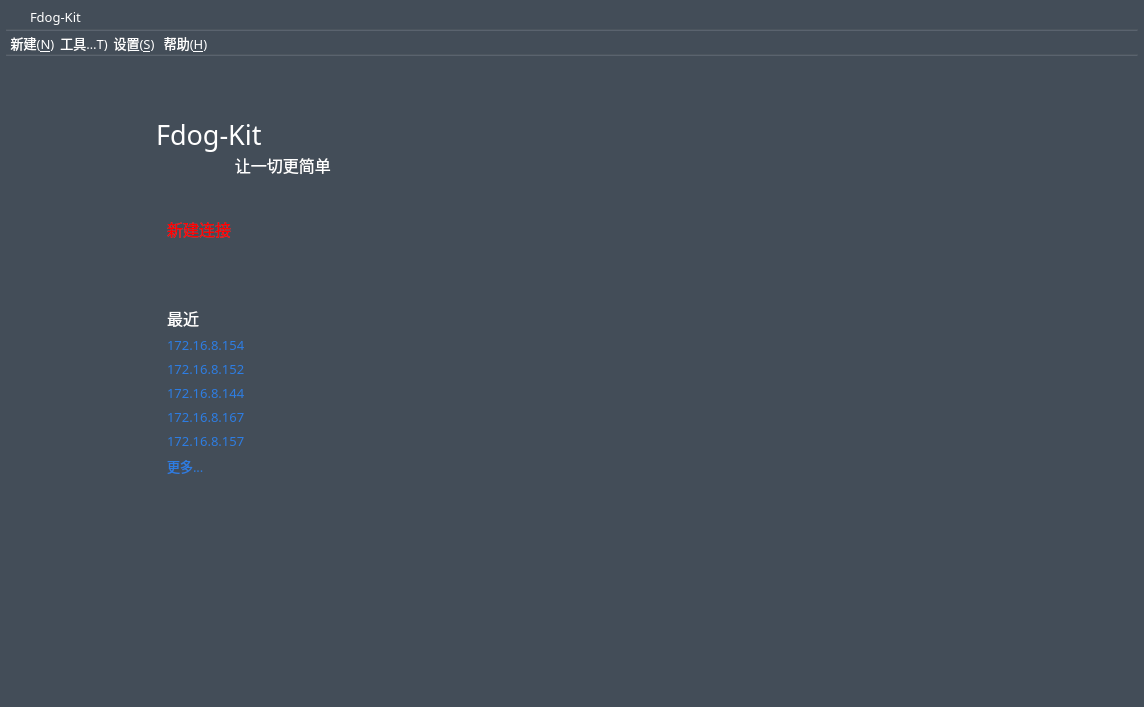
Above: mainwindow.ui from HuaGouFdog/Fdog-Kit before the change. Below: the same form after it.
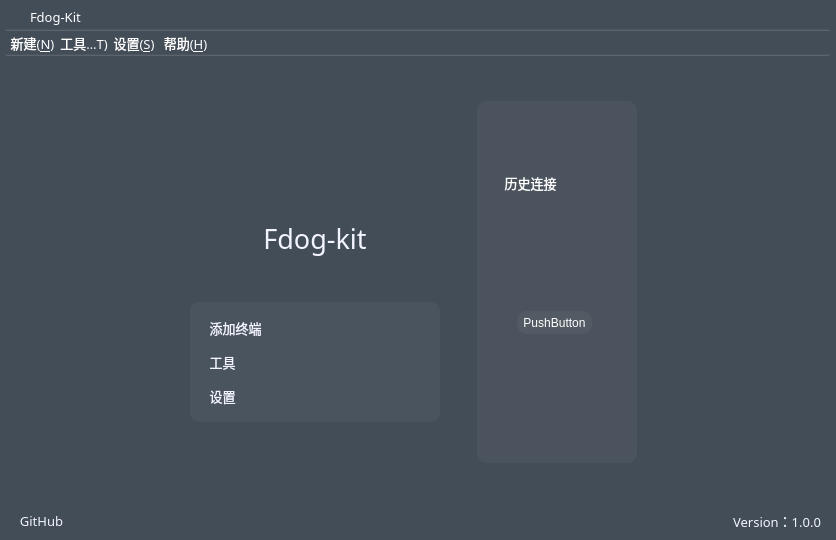
That is the form after the change. The open tabs and pages were chosen to show the change. Icons and pictures are not drawn.

Patch:
```diff
--- a/mainwindow.ui
+++ b/mainwindow.ui
@@ -6,8 +6,8 @@
    <rect>
     <x>0</x>
     <y>0</y>
-    <width>1144</width>
-    <height>707</height>
+    <width>836</width>
+    <height>540</height>
    </rect>
   </property>
   <property name="minimumSize">
@@ -867,19 +867,114 @@
            </property>
            <item>
             <widget class="QWidget" name="widget_2" native="true">
+             <layout class="QVBoxLayout" name="verticalLayout_13">
+              <property name="leftMargin">
+               <number>9</number>
+              </property>
+              <property name="topMargin">
+               <number>3</number>
+              </property>
+              <property name="rightMargin">
+               <number>9</number>
+              </property>
+              <property name="bottomMargin">
+               <number>3</number>
+              </property>
+              <item>
+               <widget class="QWidget" name="widget_11" native="true">
+                <layout class="QVBoxLayout" name="verticalLayout_9">
+                 <property name="leftMargin">
+                  <number>0</number>
+                 </property>
+                 <property name="topMargin">
+                  <number>0</number>
+                 </property>
+                 <property name="rightMargin">
+                  <number>0</number>
+                 </property>
+                 <property name="bottomMargin">
+                  <number>0</number>
+                 </property>
+                 <item>
+                  <widget class="QWidget" name="widget_9" native="true">
+                   <layout class="QHBoxLayout" name="horizontalLayout_5">
+                    <item>
+                     <spacer name="horizontalSpacer_4">
+                      <property name="orientation">
+                       <enum>Qt::Horizontal</enum>
+                      </property>
+                      <property name="sizeHint" stdset="0">
+                       <size>
+                        <width>40</width>
+                        <height>20</height>
+                       </size>
+                      </property>
+                     </spacer>
+                    </item>
+                    <item>
+                     <widget class="QWidget" name="widget_4" native="true">
+                      <layout class="QHBoxLayout" name="horizontalLayout_4">
+                       <item>
              <widget class="QWidget" name="widget_3" native="true">
-              <property name="geometry">
-               <rect>
-                <x>150</x>
-                <y>60</y>
-                <width>581</width>
-                <height>61</height>
-               </rect>
-              </property>
               <layout class="QVBoxLayout" name="verticalLayout_8">
                <property name="spacing">
+                           <number>30</number>
+                          </property>
+                          <item>
+                           <spacer name="verticalSpacer_2">
+                            <property name="orientation">
+                             <enum>Qt::Vertical</enum>
+                            </property>
+                            <property name="sizeType">
+                             <enum>QSizePolicy::Expanding</enum>
+                            </property>
+                            <property name="sizeHint" stdset="0">
+                             <size>
+                              <width>20</width>
+                              <height>5</height>
+                             </size>
+                            </property>
+                           </spacer>
+                          </item>
+                          <item>
+                           <widget class="QWidget" name="widget_6" native="true">
+                            <property name="minimumSize">
+                             <size>
+                              <width>0</width>
+                              <height>130</height>
+                             </size>
+                            </property>
+                            <property name="maximumSize">
+                             <size>
+                              <width>16777215</width>
+                              <height>130</height>
+                             </size>
+                            </property>
+                            <layout class="QVBoxLayout" name="verticalLayout_11">
+                             <property name="spacing">
                 <number>0</number>
                </property>
+                             <item>
+                              <widget class="QWidget" name="widget_7" native="true">
+                               <property name="sizePolicy">
+                                <sizepolicy hsizetype="Preferred" vsizetype="Preferred">
+                                 <horstretch>48</horstretch>
+                                 <verstretch>48</verstretch>
+                                </sizepolicy>
+                               </property>
+                               <property name="minimumSize">
+                                <size>
+                                 <width>64</width>
+                                 <height>64</height>
+                                </size>
+                               </property>
+                               <property name="maximumSize">
+                                <size>
+                                 <width>16777215</width>
+                                 <height>64</height>
+                                </size>
+                               </property>
+                               <layout class="QHBoxLayout" name="horizontalLayout_3">
                <property name="leftMargin">
                 <number>0</number>
                </property>
@@ -893,7 +988,19 @@
                 <number>0</number>
                </property>
                <item>
-                <widget class="QLabel" name="label">
+                                 <widget class="QLabel" name="label_12">
+                                  <property name="minimumSize">
+                                   <size>
+                                    <width>64</width>
+                                    <height>64</height>
+                                   </size>
+                                  </property>
+                                  <property name="maximumSize">
+                                   <size>
+                                    <width>64</width>
+                                    <height>64</height>
+                                   </size>
+                                  </property>
                  <property name="font">
                   <font>
                    <family>OPPOSans B</family>
@@ -901,52 +1008,269 @@
                    <stylestrategy>PreferAntialias</stylestrategy>
                   </font>
                  </property>
+                                  <property name="styleSheet">
+                                   <string notr="true">border-image: url(:/lib/wicon_64.png);</string>
+                                  </property>
                  <property name="text">
-                  <string>Fdog-Kit</string>
+                                   <string/>
                  </property>
                 </widget>
                </item>
+                               </layout>
+                              </widget>
+                             </item>
                <item>
-                <widget class="QLabel" name="label_3">
+                              <widget class="QLabel" name="label_15">
+                               <property name="minimumSize">
+                                <size>
+                                 <width>0</width>
+                                 <height>45</height>
+                                </size>
+                               </property>
+                               <property name="maximumSize">
+                                <size>
+                                 <width>16777215</width>
+                                 <height>45</height>
+                                </size>
+                               </property>
                  <property name="font">
                   <font>
                    <family>OPPOSans B</family>
-                   <pointsize>12</pointsize>
+                                 <pointsize>20</pointsize>
+                                 <weight>50</weight>
+                                 <italic>false</italic>
+                                 <bold>false</bold>
                    <stylestrategy>PreferAntialias</stylestrategy>
                   </font>
                  </property>
+                               <property name="styleSheet">
+                                <string notr="true">color: qlineargradient(spread:pad, x1:0.789318, y1:0.358, x2:1, y2:1, stop:0 rgba(0, 213, 205, 255), stop:1 rgba(255, 255, 255, 255));
+color: rgb(242, 245, 255);</string>
+                               </property>
                  <property name="text">
-                  <string>                   让一切更简单</string>
-                 </property>
+                                <string>Fdog-kit</string>
+                               </property>
+                               <property name="alignment">
+                                <set>Qt::AlignCenter</set>
+                               </property>
                 </widget>
                </item>
               </layout>
              </widget>
-             <widget class="QWidget" name="widget_4" native="true">
-              <property name="geometry">
-               <rect>
-                <x>150</x>
-                <y>150</y>
-                <width>581</width>
-                <height>281</height>
-               </rect>
-              </property>
-              <layout class="QVBoxLayout" name="verticalLayout_9">
+                          </item>
+                          <item>
+                           <widget class="QWidget" name="widget_5" native="true">
+                            <property name="minimumSize">
+                             <size>
+                              <width>250</width>
+                              <height>120</height>
+                             </size>
+                            </property>
+                            <property name="maximumSize">
+                             <size>
+                              <width>250</width>
+                              <height>120</height>
+                             </size>
+                            </property>
+                            <property name="styleSheet">
+                             <string notr="true">background-color: rgba(255, 255, 255, 10);
+border-radius: 10px;</string>
+                            </property>
+                            <layout class="QVBoxLayout" name="verticalLayout_10">
+                             <property name="spacing">
+                              <number>3</number>
+                             </property>
+                             <property name="leftMargin">
+                              <number>15</number>
+                             </property>
+                             <property name="topMargin">
+                              <number>10</number>
+                             </property>
+                             <property name="rightMargin">
+                              <number>15</number>
+                             </property>
+                             <property name="bottomMargin">
+                              <number>10</number>
+                             </property>
                <item>
-                <widget class="QLabel" name="label_4">
+                              <widget class="QToolButton" name="toolButton">
+                               <property name="sizePolicy">
+                                <sizepolicy hsizetype="Maximum" vsizetype="Maximum">
+                                 <horstretch>50</horstretch>
+                                 <verstretch>50</verstretch>
+                                </sizepolicy>
+                               </property>
+                               <property name="minimumSize">
+                                <size>
+                                 <width>0</width>
+                                 <height>30</height>
+                                </size>
+                               </property>
                  <property name="font">
                   <font>
                    <family>OPPOSans B</family>
-                   <pointsize>12</pointsize>
+                                 <pointsize>10</pointsize>
                    <stylestrategy>PreferAntialias</stylestrategy>
                   </font>
                  </property>
+                               <property name="layoutDirection">
+                                <enum>Qt::LeftToRight</enum>
+                               </property>
                  <property name="styleSheet">
-                  <string notr="true">color: rgb(255, 00, 00);</string>
+                                <string notr="true">QToolButton {
+	
+	color: rgb(242, 245, 255);
+	background-color: rgba(255, 255, 255, 0);
+	border: none;
+}
+
+QToolButton::menu-indicator { 
+	image: None;
+}
+
+ 
+QToolButton:hover {
+	color: rgb(255, 255, 255);
+	background-color: rgba(255, 255, 255, 0);
+	border: none;
+}</string>
                  </property>
                  <property name="text">
-                  <string>新建连接</string>
-                 </property>
+                                <string>添加终端</string>
+                               </property>
+                               <property name="icon">
+                                <iconset resource="lib.qrc">
+                                 <normaloff>:/lib/add3.png</normaloff>:/lib/add3.png</iconset>
+                               </property>
+                               <property name="iconSize">
+                                <size>
+                                 <width>20</width>
+                                 <height>20</height>
+                                </size>
+                               </property>
+                               <property name="toolButtonStyle">
+                                <enum>Qt::ToolButtonTextBesideIcon</enum>
+                               </property>
+                              </widget>
+                             </item>
+                             <item>
+                              <widget class="QToolButton" name="toolButton_4">
+                               <property name="sizePolicy">
+                                <sizepolicy hsizetype="Maximum" vsizetype="Maximum">
+                                 <horstretch>50</horstretch>
+                                 <verstretch>50</verstretch>
+                                </sizepolicy>
+                               </property>
+                               <property name="minimumSize">
+                                <size>
+                                 <width>0</width>
+                                 <height>30</height>
+                                </size>
+                               </property>
+                               <property name="font">
+                                <font>
+                                 <family>OPPOSans B</family>
+                                 <pointsize>10</pointsize>
+                                 <stylestrategy>PreferAntialias</stylestrategy>
+                                </font>
+                               </property>
+                               <property name="layoutDirection">
+                                <enum>Qt::LeftToRight</enum>
+                               </property>
+                               <property name="styleSheet">
+                                <string notr="true">QToolButton {
+	color: rgb(242, 245, 255);
+	background-color: rgba(255, 255, 255, 0);
+	border: none;
+}
+
+QToolButton::menu-indicator { 
+	image: None;
+}
+
+ 
+QToolButton:hover {
+	color: rgb(255, 255, 255);
+	background-color: rgba(255, 255, 255, 0);
+	border: none;
+}</string>
+                               </property>
+                               <property name="text">
+                                <string>工具</string>
+                               </property>
+                               <property name="icon">
+                                <iconset resource="lib.qrc">
+                                 <normaloff>:/lib/tool2.png</normaloff>:/lib/tool2.png</iconset>
+                               </property>
+                               <property name="iconSize">
+                                <size>
+                                 <width>20</width>
+                                 <height>20</height>
+                                </size>
+                               </property>
+                               <property name="toolButtonStyle">
+                                <enum>Qt::ToolButtonTextBesideIcon</enum>
+                               </property>
+                              </widget>
+                             </item>
+                             <item>
+                              <widget class="QToolButton" name="toolButton_2">
+                               <property name="sizePolicy">
+                                <sizepolicy hsizetype="Maximum" vsizetype="Maximum">
+                                 <horstretch>50</horstretch>
+                                 <verstretch>50</verstretch>
+                                </sizepolicy>
+                               </property>
+                               <property name="minimumSize">
+                                <size>
+                                 <width>0</width>
+                                 <height>30</height>
+                                </size>
+                               </property>
+                               <property name="font">
+                                <font>
+                                 <family>OPPOSans B</family>
+                                 <pointsize>10</pointsize>
+                                 <stylestrategy>PreferAntialias</stylestrategy>
+                                </font>
+                               </property>
+                               <property name="styleSheet">
+                                <string notr="true">QToolButton {
+	color: rgb(242, 245, 255);
+	background-color: rgba(255, 255, 255, 0);
+	border: none;
+}
+
+QToolButton::menu-indicator { 
+	image: None;
+}
+
+ 
+QToolButton:hover {
+	color: rgb(255, 255, 255);
+	background-color: rgba(255, 255, 255, 0);
+	border: none;
+}</string>
+                               </property>
+                               <property name="text">
+                                <string>设置</string>
+                               </property>
+                               <property name="icon">
+                                <iconset resource="lib.qrc">
+                                 <normaloff>:/lib/setiing2.png</normaloff>:/lib/setiing2.png</iconset>
+                               </property>
+                               <property name="iconSize">
+                                <size>
+                                 <width>20</width>
+                                 <height>20</height>
+                                </size>
+                               </property>
+                               <property name="toolButtonStyle">
+                                <enum>Qt::ToolButtonTextBesideIcon</enum>
+                               </property>
+                              </widget>
+                             </item>
+                            </layout>
                 </widget>
                </item>
                <item>
@@ -962,39 +1286,63 @@
                  </property>
                 </spacer>
                </item>
-               <item>
-                <widget class="QLabel" name="label_5">
-                 <property name="font">
-                  <font>
-                   <family>OPPOSans B</family>
-                   <pointsize>12</pointsize>
-                   <stylestrategy>PreferAntialias</stylestrategy>
-                  </font>
-                 </property>
-                 <property name="text">
-                  <string>最近</string>
-                 </property>
+                         </layout>
                 </widget>
                </item>
                <item>
-                <widget class="QLabel" name="label_2">
-                 <property name="font">
-                  <font>
-                   <family>OPPOSans B</family>
-                   <pointsize>10</pointsize>
-                   <stylestrategy>PreferAntialias</stylestrategy>
-                  </font>
-                 </property>
+                        <widget class="QWidget" name="widget_8" native="true">
+                         <property name="minimumSize">
+                          <size>
+                           <width>200</width>
+                           <height>0</height>
+                          </size>
+                         </property>
+                         <property name="maximumSize">
+                          <size>
+                           <width>200</width>
+                           <height>16777215</height>
+                          </size>
+                         </property>
                  <property name="styleSheet">
-                  <string notr="true">color: rgb(45, 125, 227)</string>
-                 </property>
-                 <property name="text">
-                  <string>172.16.8.154</string>
-                 </property>
-                </widget>
-               </item>
+                          <string notr="true"/>
+                         </property>
+                         <layout class="QVBoxLayout" name="verticalLayout_12">
+                          <property name="spacing">
+                           <number>10</number>
+                          </property>
+                          <property name="leftMargin">
+                           <number>20</number>
+                          </property>
+                          <property name="topMargin">
+                           <number>20</number>
+                          </property>
+                          <property name="rightMargin">
+                           <number>20</number>
+                          </property>
+                          <property name="bottomMargin">
+                           <number>20</number>
+                          </property>
                <item>
-                <widget class="QLabel" name="label_6">
+                           <widget class="QWidget" name="widget_12" native="true">
+                            <property name="styleSheet">
+                             <string notr="true">background-color: rgba(132, 132, 132, 30);
+border-radius: 10px;</string>
+                            </property>
+                            <widget class="QToolButton" name="toolButton_3">
+                             <property name="geometry">
+                              <rect>
+                               <x>10</x>
+                               <y>70</y>
+                               <width>87</width>
+                               <height>23</height>
+                              </rect>
+                             </property>
+                             <property name="sizePolicy">
+                              <sizepolicy hsizetype="Maximum" vsizetype="Maximum">
+                               <horstretch>50</horstretch>
+                               <verstretch>50</verstretch>
+                              </sizepolicy>
+                             </property>
                  <property name="font">
                   <font>
                    <family>OPPOSans B</family>
@@ -1002,50 +1350,116 @@
                    <stylestrategy>PreferAntialias</stylestrategy>
                   </font>
                  </property>
+                             <property name="layoutDirection">
+                              <enum>Qt::LeftToRight</enum>
+                             </property>
                  <property name="styleSheet">
-                  <string notr="true">color: rgb(45, 125, 227)</string>
+                              <string notr="true">QToolButton {
+	color: rgb(255, 255, 255);
+	background-color: rgba(255, 255, 255, 0);
+	border: none;
+}
+
+QToolButton::menu-indicator { 
+	image: None;
+}
+
+ 
+QToolButton:hover {
+	color: rgb(255, 255, 255);
+	background-color: rgba(255, 255, 255, 0);
+	border: none;
+}</string>
                  </property>
                  <property name="text">
-                  <string>172.16.8.152</string>
-                 </property>
-                </widget>
-               </item>
-               <item>
-                <widget class="QLabel" name="label_7">
-                 <property name="font">
-                  <font>
-                   <family>OPPOSans B</family>
-                   <pointsize>10</pointsize>
-                   <stylestrategy>PreferAntialias</stylestrategy>
-                  </font>
-                 </property>
-                 <property name="styleSheet">
-                  <string notr="true">color: rgb(45, 125, 227)</string>
-                 </property>
+                              <string>历史连接</string>
+                             </property>
+                             <property name="icon">
+                              <iconset resource="lib.qrc">
+                               <normaloff>:/lib/add3.png</normaloff>:/lib/add3.png</iconset>
+                             </property>
+                             <property name="iconSize">
+                              <size>
+                               <width>20</width>
+                               <height>20</height>
+                              </size>
+                             </property>
+                             <property name="toolButtonStyle">
+                              <enum>Qt::ToolButtonTextBesideIcon</enum>
+                             </property>
+                            </widget>
+                            <widget class="QPushButton" name="pushButton">
+                             <property name="geometry">
+                              <rect>
+                               <x>40</x>
+                               <y>210</y>
+                               <width>75</width>
+                               <height>23</height>
+                              </rect>
+                             </property>
                  <property name="text">
-                  <string>172.16.8.144</string>
-                 </property>
-                </widget>
-               </item>
+                              <string>PushButton</string>
+                             </property>
+                            </widget>
+                           </widget>
+                          </item>
+                         </layout>
+                        </widget>
+                       </item>
+                      </layout>
+                     </widget>
+                    </item>
                <item>
-                <widget class="QLabel" name="label_8">
-                 <property name="font">
-                  <font>
-                   <family>OPPOSans B</family>
-                   <pointsize>10</pointsize>
-                   <stylestrategy>PreferAntialias</stylestrategy>
-                  </font>
-                 </property>
-                 <property name="styleSheet">
-                  <string notr="true">color: rgb(45, 125, 227)</string>
-                 </property>
-                 <property name="text">
-                  <string>172.16.8.167</string>
-                 </property>
+                     <spacer name="horizontalSpacer_3">
+                      <property name="orientation">
+                       <enum>Qt::Horizontal</enum>
+                      </property>
+                      <property name="sizeHint" stdset="0">
+                       <size>
+                        <width>40</width>
+                        <height>20</height>
+                       </size>
+                      </property>
+                     </spacer>
+                    </item>
+                   </layout>
                 </widget>
                </item>
                <item>
-                <widget class="QLabel" name="label_9">
+                  <widget class="QWidget" name="widget_10" native="true">
+                   <property name="minimumSize">
+                    <size>
+                     <width>0</width>
+                     <height>20</height>
+                    </size>
+                   </property>
+                   <property name="maximumSize">
+                    <size>
+                     <width>16777215</width>
+                     <height>20</height>
+                    </size>
+                   </property>
+                   <layout class="QHBoxLayout" name="horizontalLayout_6">
+                    <property name="leftMargin">
+                     <number>0</number>
+                    </property>
+                    <property name="topMargin">
+                     <number>0</number>
+                    </property>
+                    <property name="rightMargin">
+                     <number>0</number>
+                    </property>
+                    <property name="bottomMargin">
+                     <number>0</number>
+                    </property>
+                    <item>
+                     <widget class="QToolButton" name="toolButton_5">
+                      <property name="sizePolicy">
+                       <sizepolicy hsizetype="Maximum" vsizetype="Maximum">
+                        <horstretch>50</horstretch>
+                        <verstretch>50</verstretch>
+                       </sizepolicy>
+                      </property>
                  <property name="font">
                   <font>
                    <family>OPPOSans B</family>
@@ -1053,16 +1467,60 @@
                    <stylestrategy>PreferAntialias</stylestrategy>
                   </font>
                  </property>
+                      <property name="layoutDirection">
+                       <enum>Qt::LeftToRight</enum>
+                      </property>
                  <property name="styleSheet">
-                  <string notr="true">color: rgb(45, 125, 227)</string>
+                       <string notr="true">QToolButton {
+	color: rgb(242, 245, 255);
+	background-color: rgba(255, 255, 255, 0);
+	border: none;
+}
+
+QToolButton::menu-indicator { 
+	image: None;
+}
+
+ 
+QToolButton:hover {
+	color: rgb(255, 255, 255);
+	background-color: rgba(255, 255, 255, 0);
+	border: none;
+}</string>
                  </property>
                  <property name="text">
-                  <string>172.16.8.157</string>
-                 </property>
+                       <string>GitHub</string>
+                      </property>
+                      <property name="icon">
+                       <iconset resource="lib.qrc">
+                        <normaloff>:/lib/github.png</normaloff>:/lib/github.png</iconset>
+                      </property>
+                      <property name="iconSize">
+                       <size>
+                        <width>20</width>
+                        <height>20</height>
+                       </size>
+                      </property>
+                      <property name="toolButtonStyle">
+                       <enum>Qt::ToolButtonTextBesideIcon</enum>
+                      </property>
                 </widget>
                </item>
                <item>
-                <widget class="QLabel" name="label_10">
+                     <spacer name="horizontalSpacer_5">
+                      <property name="orientation">
+                       <enum>Qt::Horizontal</enum>
+                      </property>
+                      <property name="sizeHint" stdset="0">
+                       <size>
+                        <width>40</width>
+                        <height>20</height>
+                       </size>
+                      </property>
+                     </spacer>
+                    </item>
+                    <item>
+                     <widget class="QLabel" name="label_16">
                  <property name="font">
                   <font>
                    <family>OPPOSans B</family>
@@ -1071,15 +1529,24 @@
                   </font>
                  </property>
                  <property name="styleSheet">
-                  <string notr="true">color: rgb(45, 125, 227)</string>
+                       <string notr="true">color: qlineargradient(spread:pad, x1:0.789318, y1:0.358, x2:1, y2:1, stop:0 rgba(0, 213, 205, 255), stop:1 rgba(255, 255, 255, 255));
+color: rgb(242, 245, 255);</string>
                  </property>
                  <property name="text">
-                  <string>更多...</string>
-                 </property>
+                       <string>Version：1.0.0</string>
+                      </property>
+                      <property name="alignment">
+                       <set>Qt::AlignCenter</set>
+                      </property>
                 </widget>
                </item>
               </layout>
              </widget>
+                 </item>
+                </layout>
+               </widget>
+              </item>
+             </layout>
             </widget>
            </item>
           </layout>
```
Left out of the diff: 2 changed lines with no effect on the pictures. Lines whose indentation alone changed are shown as unchanged.
